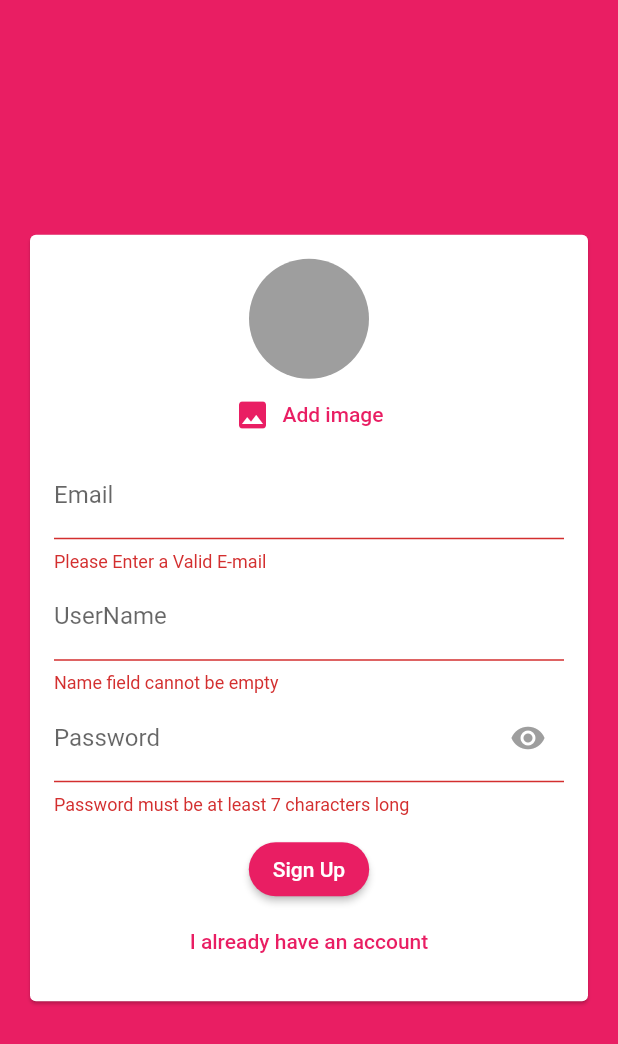
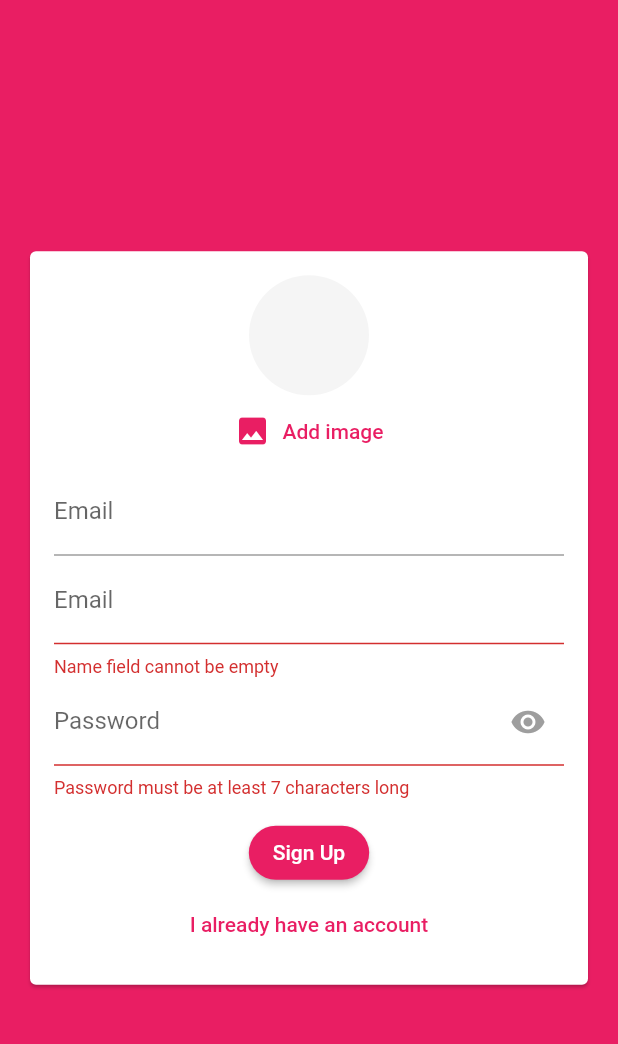
Before and after one commit to joeyyy688/chatapp, a Flutter app: the screen it shows after launch, after a tap on "Login", after a tap on "Create New Account", on a phone screen of 412 x 824 dp. Shown: the top 1044 px of the screen. Run offline on Flutter 3.47's test engine with Material 2 defaults, Android fonts, the phone set to English and light mode, and no system bars; our stand-ins replace cloud_firestore, firebase_auth, firebase_core, firebase_storage, image_picker; accounts and stored records are empty; network calls fail.

Commit message:
fixed logIn auth issues and added circle avatar to messages

```diff
--- a/lib/pages/auth_page.dart
+++ b/lib/pages/auth_page.dart
@@ -18,8 +18,8 @@ class _AuthPageState extends State<AuthPage> {
   final _auth = FirebaseAuth.instance;
   var isLoading = false;
 
-  Future<void> _submitAuthForm(String email, String password, String username,
-      File userImageFile, bool isLogin) async {
+  Future<void> _submitAuthFormSignUp(String email, String password,
+      String username, File userImageFile, bool isLogin) async {
     UserCredential authResult;
     try {
       setState(() {
@@ -64,13 +64,50 @@ class _AuthPageState extends State<AuthPage> {
         content: Text(errorMessage),
         backgroundColor: Theme.of(context).errorColor,
       ));
-    } catch (error) {
+    } on FirebaseAuthException catch (error) {
       setState(() {
         isLoading = false;
       });
       print(error);
       ScaffoldMessenger.of(context).showSnackBar(SnackBar(
-        content: Text('An error occured'),
+        content: Text(error.message.toString()),
+        backgroundColor: Theme.of(context).errorColor,
+      ));
+    }
+  }
+
+  Future<void> _submitAuthFormLogin(
+      String email, String password, String username, bool isLogin) async {
+    UserCredential authResult;
+    try {
+      setState(() {
+        isLoading = true;
+      });
+      if (isLogin) {
+        authResult = await _auth.signInWithEmailAndPassword(
+            email: username, password: password);
+      }
+    } on PlatformException catch (e) {
+      setState(() {
+        isLoading = false;
+      });
+      var errorMessage = "An Error Occured, please check your credentials";
+
+      if (e.message != null) {
+        errorMessage = e.message!;
+      }
+
+      ScaffoldMessenger.of(context).showSnackBar(SnackBar(
+        content: Text(errorMessage),
+        backgroundColor: Theme.of(context).errorColor,
+      ));
+    } on FirebaseAuthException catch (error) {
+      setState(() {
+        isLoading = false;
+      });
+      print(error);
+      ScaffoldMessenger.of(context).showSnackBar(SnackBar(
+        content: Text(error.message.toString()),
         backgroundColor: Theme.of(context).errorColor,
       ));
     }
@@ -80,6 +117,6 @@ class _AuthPageState extends State<AuthPage> {
   Widget build(BuildContext context) {
     return Scaffold(
         backgroundColor: Theme.of(context).primaryColor,
-        body: AuthForm(_submitAuthForm, isLoading));
+        body: AuthForm(_submitAuthFormSignUp, isLoading, _submitAuthFormLogin));
   }
 }
--- a/lib/widgets/auth/authForm.dart
+++ b/lib/widgets/auth/authForm.dart
@@ -4,14 +4,20 @@ import 'package:chatapp/widgets/pickers/imagePicker.dart';
 import 'package:flutter/material.dart';
 
 class AuthForm extends StatefulWidget {
-  AuthForm(this.submitFn, this.isLoading);
+  AuthForm(this.submitFnSignUp, this.isLoading, this.submitFnLogin);
   final void Function(
     String email,
     String password,
     String userName,
     File userImageFile,
     bool isLogin,
-  ) submitFn;
+  ) submitFnSignUp;
+  final void Function(
+    String email,
+    String password,
+    String userName,
+    bool isLogin,
+  ) submitFnLogin;
   final isLoading;
 
   @override
@@ -43,8 +49,16 @@ class _AuthFormState extends State<AuthForm> {
       _formKey.currentState!.save();
     }
 
-    widget.submitFn(userEmail.trim(), userPassword.trim(), userName.trim(),
-        userImageFile!, _isLogin);
+    if (!_isLogin) {
+      widget.submitFnSignUp(userEmail.trim(), userPassword.trim(),
+          userName.trim(), userImageFile!, _isLogin);
+    } else {
+      widget.submitFnLogin(
+          userEmail.trim(), userPassword.trim(), userName.trim(), _isLogin);
+    }
+
+    // widget.submitFn(userEmail.trim(), userPassword.trim(), userName.trim(),
+    //     userImageFile!, _isLogin);
   }
 
   @override
@@ -66,6 +80,7 @@ class _AuthFormState extends State<AuthForm> {
                         userImageFile = pickedImage;
                       },
                     ),
+                  if (!_isLogin)
                     TextFormField(
                       key: ValueKey('email'),
                       validator: (value) {
@@ -91,9 +106,10 @@ class _AuthFormState extends State<AuthForm> {
                       }
                       return null;
                     },
-                    keyboardType: TextInputType.name,
+                    keyboardType: TextInputType.emailAddress,
                     decoration: InputDecoration(
-                      labelText: 'UserName',
+                      labelText: 'Email',
+                      //labelText: 'Username',
                       //labelStyle: TextStyle(fontWeight: FontWeight.bold)
                     ),
                     onSaved: (newValue) {
--- a/lib/widgets/chat/newMessage.dart
+++ b/lib/widgets/chat/newMessage.dart
@@ -29,7 +29,7 @@ class _NewMessageState extends State<NewMessage> {
       'createdAt': Timestamp.now(),
       'userId': currentUserID.uid,
       'username': userData['username'],
-      'userImage': userData['image_url']
+      'userImage': userData['userImage']
     });
     messageController.clear();
   }
--- a/lib/widgets/pickers/imagePicker.dart
+++ b/lib/widgets/pickers/imagePicker.dart
@@ -40,7 +40,7 @@ class _UserImagePickerState extends State<UserImagePicker> {
         children: [
           CircleAvatar(
             radius: 40,
-            backgroundColor: Colors.grey,
+            backgroundColor: Colors.grey[100],
             backgroundImage:
                 _imageFile != null ? FileImage(File(_imageFile!.path)) : null,
           ),
```
Also changed, not shown: lib/widgets/chat/messageBubble.dart (+15 -3 lines). Lines whose indentation alone changed are shown as unchanged.
